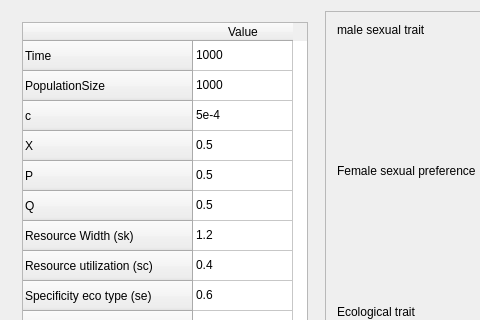
Before: the Qt Designer form kewe_qtdialog.ui in richelbilderbeek/pbdmms, drawn with Qt 5; both pictures show x 0 to 480 and y 0 to 320 of the 669 by 583 pixel window.
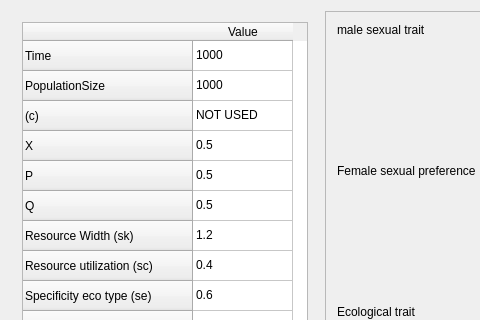
After: the same form once the commit is applied. Custom widgets are drawn as their Qt base class.

```diff
--- a/kewe_qtdialog.ui
+++ b/kewe_qtdialog.ui
@@ -40,7 +40,7 @@
         </row>
         <row>
          <property name="text">
-          <string>c</string>
+          <string>(c)</string>
          </property>
         </row>
         <row>
@@ -110,7 +110,7 @@
         </item>
         <item row="2" column="0">
          <property name="text">
-          <string>5e-4</string>
+          <string>NOT USED</string>
          </property>
         </item>
         <item row="3" column="0">
```
